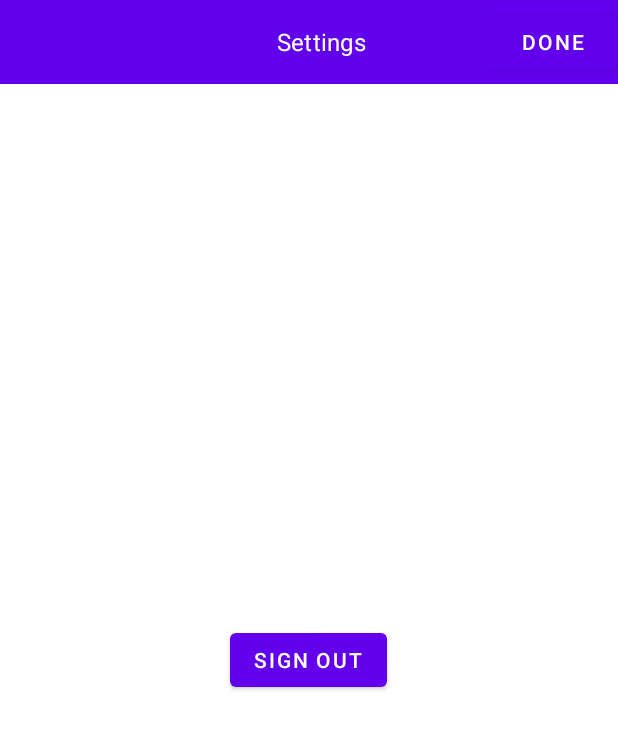
After one commit to PaettyB/MobServApp, an Android app: the layout fragment_settings.xml on its own in the app's theme, with its tools: preview values and no code run, on a phone screen of 412 x 824 dp. The commit adds this screen. Shown: the top 729 px of the screen. Run offline under Robolectric (Android 15) with nearby library versions, the phone set to English and light mode, and no system bars.

Commit message:
Added settings screen
Settings screen with log out functionality

```diff
--- a/app/src/main/java/fr/eurecom/mobservapp/ui/LoginFragment.java
+++ b/app/src/main/java/fr/eurecom/mobservapp/ui/LoginFragment.java
@@ -67,7 +67,7 @@ public class LoginFragment extends Fragment {
             new PrefManager((AppCompatActivity) getActivity()).saveLoginDetails(usernameTextView.getText().toString());
 //            show stuff that was hidden
             try {
-                ((AppCompatActivity) getActivity()).getSupportActionBar().show();
+//                ((AppCompatActivity) getActivity()).getSupportActionBar().show();
             } catch (Exception ex) {
                 ex.printStackTrace();
             }
--- /dev/null
+++ b/app/src/main/res/layout/fragment_settings.xml
@@ -0,0 +1,31 @@
+<?xml version="1.0" encoding="utf-8"?>
+<LinearLayout xmlns:android="http://schemas.android.com/apk/res/android"
+    xmlns:tools="http://schemas.android.com/tools"
+    android:layout_width="match_parent"
+    android:layout_height="match_parent"
+    android:orientation="vertical"
+    tools:context=".ui.SettingsFragment">
+
+    <include layout="@layout/settings_toolbar"
+        android:id="@+id/top_toolbar"/>
+
+    <!-- Layout for Search Field and Button -->
+    <LinearLayout
+        android:layout_width="match_parent"
+        android:layout_height="0dp"
+        android:layout_weight="1"
+        android:gravity="center"
+        android:padding="16dp">
+
+        <!-- Centered Button -->
+        <Button
+            android:id="@+id/sign_out_button"
+            android:layout_width="wrap_content"
+            android:layout_height="wrap_content"
+            android:text="Sign out"/>
+
+    </LinearLayout>
+
+    <!-- Other layout elements can be added here -->
+
+</LinearLayout>
--- /dev/null
+++ b/app/src/main/res/layout/settings_toolbar.xml
@@ -0,0 +1,47 @@
+<?xml version="1.0" encoding="utf-8"?>
+<androidx.appcompat.widget.Toolbar xmlns:android="http://schemas.android.com/apk/res/android"
+    xmlns:tools="http://schemas.android.com/tools"
+    android:id="@+id/friens_list_toolbar"
+    android:layout_width="match_parent"
+    android:layout_height="?attr/actionBarSize"
+    android:background="?attr/colorPrimary"
+    android:theme="?attr/actionBarTheme"
+    tools:layout="@layout/search_friends_fragment"
+    tools:context=".ui.home.SearchFriendsFragment">
+
+
+    <LinearLayout
+        android:layout_width="match_parent"
+        android:layout_height="match_parent"
+        android:orientation="horizontal"
+        android:gravity="center_vertical">
+
+        <Button
+            android:id="@+id/back_button"
+            android:text=""
+            android:layout_width="wrap_content"
+            android:layout_height="wrap_content"
+            android:icon="@drawable/friends"
+            android:alpha="0.0"/>
+
+        <TextView
+            android:id="@+id/toolbar_title"
+            android:layout_width="wrap_content"
+            android:layout_height="wrap_content"
+            android:layout_weight="1"
+            android:text="Settings"
+            android:textAppearance="?attr/textAppearanceSubtitle1"
+            android:gravity="center"/>
+
+        <Button
+            android:id="@+id/done_button"
+            android:text="Done"
+            android:layout_width="wrap_content"
+            android:layout_height="wrap_content"
+            android:icon="@drawable/friends"
+            android:alpha="1.0"/>
+
+
+    </LinearLayout>
+
+</androidx.appcompat.widget.Toolbar>
--- a/app/src/main/res/navigation/mobile_navigation.xml
+++ b/app/src/main/res/navigation/mobile_navigation.xml
@@ -46,4 +46,9 @@
         android:name="fr.eurecom.mobservapp.ui.home.SearchFriendsFragment"
         android:label="Add New Friend"
         tools:layout="@layout/search_friends_fragment" />
+    <fragment
+        android:id="@+id/fragment_settings"
+        android:name="fr.eurecom.mobservapp.ui.SettingsFragment"
+        android:label="Add New Friend"
+        tools:layout="@layout/fragment_settings" />
 </navigation>
```
Also changed, not shown: app/src/main/java/fr/eurecom/mobservapp/ui/SettingsFragment.java (added, +51 -0 lines), app/src/main/java/fr/eurecom/mobservapp/ui/home/FriendsFeedFragment.java (+10 -0 lines), app/src/main/java/fr/eurecom/mobservapp/ui/notifications/NotificationsFragment.java (+10 -0 lines).
